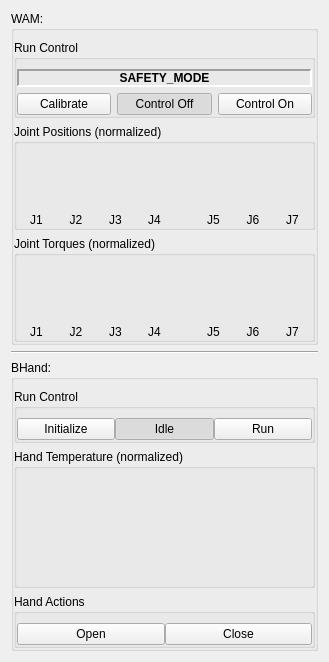
jhu-lcsr/orocos_barrett, file rqt_barrett/src/rqt_barrett/barrett_dashboard.ui: the form before one commit.
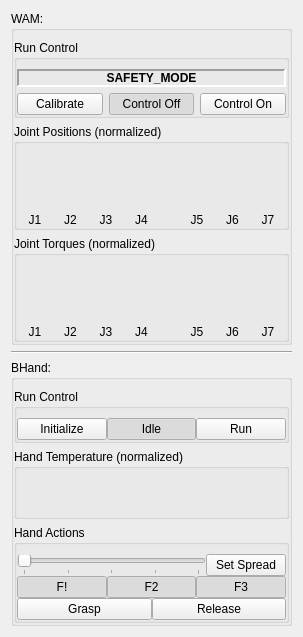
The form after the commit. Custom widgets are drawn as their Qt base class.

Commit message: rqt: add high-level hand commands to rqt dashboard

```diff
--- a/rqt_barrett/src/rqt_barrett/barrett_dashboard.ui
+++ b/rqt_barrett/src/rqt_barrett/barrett_dashboard.ui
@@ -6,8 +6,8 @@
    <rect>
     <x>0</x>
     <y>0</y>
-    <width>329</width>
-    <height>662</height>
+    <width>303</width>
+    <height>637</height>
    </rect>
   </property>
   <property name="windowTitle">
@@ -1876,7 +1876,7 @@
         <property name="title">
          <string>Hand Actions</string>
         </property>
-        <layout class="QHBoxLayout" name="horizontalLayout_9">
+        <layout class="QVBoxLayout" name="verticalLayout_4">
          <property name="spacing">
           <number>0</number>
          </property>
@@ -1892,6 +1892,85 @@
          <property name="bottomMargin">
           <number>0</number>
          </property>
+         <item>
+          <layout class="QHBoxLayout" name="horizontalLayout_9">
+           <item>
+            <widget class="QSlider" name="spread_slider">
+             <property name="maximum">
+              <number>1000</number>
+             </property>
+             <property name="singleStep">
+              <number>1</number>
+             </property>
+             <property name="orientation">
+              <enum>Qt::Horizontal</enum>
+             </property>
+             <property name="invertedAppearance">
+              <bool>false</bool>
+             </property>
+             <property name="invertedControls">
+              <bool>false</bool>
+             </property>
+             <property name="tickPosition">
+              <enum>QSlider::TicksBelow</enum>
+             </property>
+             <property name="tickInterval">
+              <number>250</number>
+             </property>
+            </widget>
+           </item>
+           <item>
+            <widget class="QPushButton" name="button_set_spread">
+             <property name="text">
+              <string>Set Spread</string>
+             </property>
+            </widget>
+           </item>
+          </layout>
+         </item>
+         <item>
+          <layout class="QHBoxLayout" name="horizontalLayout_16">
+           <item>
+            <widget class="QPushButton" name="button_use_f1">
+             <property name="text">
+              <string>F!</string>
+             </property>
+             <property name="checkable">
+              <bool>true</bool>
+             </property>
+             <property name="checked">
+              <bool>true</bool>
+             </property>
+            </widget>
+           </item>
+           <item>
+            <widget class="QPushButton" name="button_use_f2">
+             <property name="text">
+              <string>F2</string>
+             </property>
+             <property name="checkable">
+              <bool>true</bool>
+             </property>
+             <property name="checked">
+              <bool>true</bool>
+             </property>
+            </widget>
+           </item>
+           <item>
+            <widget class="QPushButton" name="button_use_f3">
+             <property name="text">
+              <string>F3</string>
+             </property>
+             <property name="checkable">
+              <bool>true</bool>
+             </property>
+             <property name="checked">
+              <bool>true</bool>
+             </property>
+            </widget>
+           </item>
+          </layout>
+         </item>
          <item>
           <layout class="QHBoxLayout" name="horizontalLayout_18">
            <item>
@@ -1903,7 +1982,7 @@
               </size>
              </property>
              <property name="text">
-              <string>Open</string>
+              <string>Grasp</string>
              </property>
             </widget>
            </item>
@@ -1916,15 +1995,12 @@
               </size>
              </property>
              <property name="text">
-              <string>Close</string>
+              <string>Release</string>
              </property>
             </widget>
            </item>
           </layout>
          </item>
-         <item>
-          <layout class="QHBoxLayout" name="horizontalLayout_16"/>
-         </item>
         </layout>
        </widget>
       </item>
```
Left out of the diff: 4 changed lines with no effect on the pictures. The commit also changes 2 other files.
